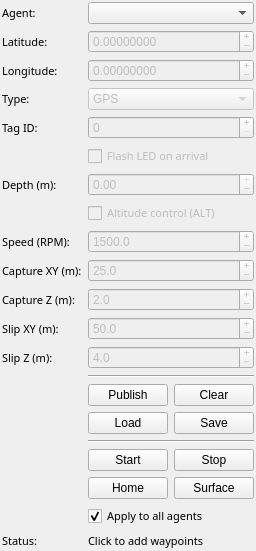
Old version of the form coug_mapviz/ui/coug_waypoints.ui in the repository cougars-auv/coug_mapviz.
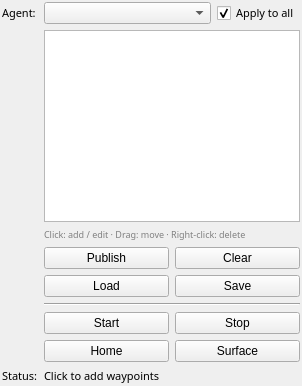
New version of the form.

Diff of the .ui file:
```diff
--- a/coug_mapviz/ui/coug_waypoints.ui
+++ b/coug_mapviz/ui/coug_waypoints.ui
@@ -47,409 +47,96 @@
           </property>
         </widget>
       </item>
-      <item row="0" column="1" colspan="3">
-        <widget class="QComboBox" name="agent_selector">
-          <property name="editable">
-            <bool>false</bool>
-          </property>
-        </widget>
-      </item>
-
-      <item row="1" column="0">
-        <widget class="QLabel" name="lat_label">
-          <property name="font">
-            <font>
-              <family>Sans Serif</family>
-              <pointsize>8</pointsize>
-            </font>
-          </property>
-          <property name="text">
-            <string>Latitude:</string>
-          </property>
-        </widget>
-      </item>
-      <item row="1" column="1" colspan="3">
-        <widget class="QDoubleSpinBox" name="lat_editor">
-          <property name="enabled">
-            <bool>false</bool>
-          </property>
-          <property name="decimals">
-            <number>8</number>
-          </property>
-          <property name="minimum">
-            <double>-90.0</double>
-          </property>
-          <property name="maximum">
-            <double>90.0</double>
-          </property>
-          <property name="singleStep">
-            <double>0.00001</double>
-          </property>
-          <property name="buttonSymbols">
-            <enum>QAbstractSpinBox::PlusMinus</enum>
-          </property>
-        </widget>
-      </item>
-
-      <item row="2" column="0">
-        <widget class="QLabel" name="lon_label">
-          <property name="font">
-            <font>
-              <family>Sans Serif</family>
-              <pointsize>8</pointsize>
-            </font>
-          </property>
-          <property name="text">
-            <string>Longitude:</string>
-          </property>
-        </widget>
-      </item>
-      <item row="2" column="1" colspan="3">
-        <widget class="QDoubleSpinBox" name="lon_editor">
-          <property name="enabled">
-            <bool>false</bool>
-          </property>
-          <property name="decimals">
-            <number>8</number>
-          </property>
-          <property name="minimum">
-            <double>-180.0</double>
-          </property>
-          <property name="maximum">
-            <double>180.0</double>
-          </property>
-          <property name="singleStep">
-            <double>0.00001</double>
-          </property>
-          <property name="buttonSymbols">
-            <enum>QAbstractSpinBox::PlusMinus</enum>
-          </property>
-        </widget>
-      </item>
-
-      <item row="3" column="0">
-        <widget class="QLabel" name="type_label">
-          <property name="font">
-            <font>
-              <family>Sans Serif</family>
-              <pointsize>8</pointsize>
-            </font>
-          </property>
-          <property name="text">
-            <string>Type:</string>
-          </property>
-        </widget>
-      </item>
-      <item row="3" column="1" colspan="3">
-        <widget class="QComboBox" name="type_selector">
-          <property name="enabled">
-            <bool>false</bool>
-          </property>
-          <property name="editable">
-            <bool>false</bool>
-          </property>
+      <item row="0" column="1">
+        <layout class="QHBoxLayout" name="horizontalLayout_agent">
           <item>
-            <property name="text">
-              <string>GPS</string>
-            </property>
+            <widget class="QComboBox" name="agent_selector">
+              <property name="sizePolicy">
+                <sizepolicy hsizetype="Expanding" vsizetype="Fixed">
+                  <horstretch>1</horstretch>
+                  <verstretch>0</verstretch>
+                </sizepolicy>
+              </property>
+              <property name="editable">
+                <bool>false</bool>
+              </property>
+            </widget>
           </item>
           <item>
-            <property name="text">
-              <string>ArUco</string>
-            </property>
+            <widget class="QCheckBox" name="apply_all">
+              <property name="font">
+                <font>
+                  <family>Sans Serif</family>
+                  <pointsize>8</pointsize>
+                </font>
+              </property>
+              <property name="text">
+                <string>Apply to all</string>
+              </property>
+              <property name="checked">
+                <bool>true</bool>
+              </property>
+            </widget>
           </item>
-        </widget>
+        </layout>
       </item>
 
-      <item row="4" column="0">
-        <widget class="QLabel" name="tag_label">
+      <item row="1" column="1">
+        <widget class="QListWidget" name="waypoint_list">
           <property name="font">
             <font>
               <family>Sans Serif</family>
               <pointsize>8</pointsize>
             </font>
           </property>
-          <property name="text">
-            <string>Tag ID:</string>
+          <property name="verticalScrollBarPolicy">
+            <enum>Qt::ScrollBarAlwaysOff</enum>
           </property>
-        </widget>
-      </item>
-      <item row="4" column="1" colspan="3">
-        <widget class="QSpinBox" name="tag_editor">
-          <property name="enabled">
-            <bool>false</bool>
+          <property name="styleSheet">
+            <string notr="true">QListWidget::item { padding: 2px 4px; }</string>
           </property>
-          <property name="minimum">
-            <number>0</number>
+          <property name="alternatingRowColors">
+            <bool>true</bool>
           </property>
-          <property name="maximum">
-            <number>65535</number>
+          <property name="dragDropMode">
+            <enum>QAbstractItemView::InternalMove</enum>
           </property>
-          <property name="buttonSymbols">
-            <enum>QAbstractSpinBox::PlusMinus</enum>
+          <property name="defaultDropAction">
+            <enum>Qt::MoveAction</enum>
           </property>
-        </widget>
-      </item>
-
-      <item row="5" column="1" colspan="3">
-        <widget class="QCheckBox" name="flash_toggle">
-          <property name="font">
-            <font>
-              <family>Sans Serif</family>
-              <pointsize>8</pointsize>
-            </font>
+          <property name="selectionMode">
+            <enum>QAbstractItemView::SingleSelection</enum>
           </property>
-          <property name="text">
-            <string>Flash LED on arrival</string>
-          </property>
-          <property name="enabled">
-            <bool>false</bool>
-          </property>
         </widget>
       </item>
 
-      <item row="6" column="0">
-        <widget class="QLabel" name="depth_label">
-          <property name="font">
-            <font>
-              <family>Sans Serif</family>
-              <pointsize>8</pointsize>
-            </font>
+      <item row="2" column="1">
+        <widget class="QLabel" name="hint">
+          <property name="sizePolicy">
+            <sizepolicy hsizetype="Ignored" vsizetype="Preferred">
+              <horstretch>0</horstretch>
+              <verstretch>0</verstretch>
+            </sizepolicy>
           </property>
-          <property name="text">
-            <string>Depth (m):</string>
-          </property>
-        </widget>
-      </item>
-      <item row="6" column="1" colspan="3">
-        <widget class="QDoubleSpinBox" name="depth_editor">
-          <property name="enabled">
-            <bool>false</bool>
-          </property>
-          <property name="decimals">
-            <number>2</number>
-          </property>
-          <property name="minimum">
-            <double>-9999.990000000000009</double>
-          </property>
-          <property name="maximum">
-            <double>0.0</double>
-          </property>
-          <property name="buttonSymbols">
-            <enum>QAbstractSpinBox::PlusMinus</enum>
-          </property>
-        </widget>
-      </item>
-
-      <item row="7" column="1" colspan="3">
-        <widget class="QCheckBox" name="altitude_mode">
           <property name="font">
             <font>
               <family>Sans Serif</family>
-              <pointsize>8</pointsize>
+              <pointsize>7</pointsize>
             </font>
           </property>
-          <property name="text">
-            <string>Altitude control (ALT)</string>
+          <property name="styleSheet">
+            <string notr="true">color: gray;</string>
           </property>
-          <property name="enabled">
-            <bool>false</bool>
-          </property>
-        </widget>
-      </item>
-
-      <item row="8" column="0">
-        <widget class="QLabel" name="speed_label">
-          <property name="font">
-            <font>
-              <family>Sans Serif</family>
-              <pointsize>8</pointsize>
-            </font>
-          </property>
           <property name="text">
-            <string>Speed (RPM):</string>
+            <string>Click: add / edit · Drag: move · Right-click: delete</string>
           </property>
-        </widget>
-      </item>
-      <item row="8" column="1" colspan="3">
-        <widget class="QDoubleSpinBox" name="speed_editor">
-          <property name="enabled">
-            <bool>false</bool>
+          <property name="wordWrap">
+            <bool>true</bool>
           </property>
-          <property name="decimals">
-            <number>1</number>
-          </property>
-          <property name="minimum">
-            <double>0.0</double>
-          </property>
-          <property name="maximum">
-            <double>1525.0</double>
-          </property>
-          <property name="value">
-            <double>1500.0</double>
-          </property>
-          <property name="buttonSymbols">
-            <enum>QAbstractSpinBox::PlusMinus</enum>
-          </property>
         </widget>
       </item>
 
-      <item row="9" column="0">
-        <widget class="QLabel" name="capture_radius_label">
-          <property name="font">
-            <font>
-              <family>Sans Serif</family>
-              <pointsize>8</pointsize>
-            </font>
-          </property>
-          <property name="text">
-            <string>Capture XY (m):</string>
-          </property>
-        </widget>
-      </item>
-      <item row="9" column="1" colspan="3">
-        <widget class="QDoubleSpinBox" name="capture_radius_editor">
-          <property name="enabled">
-            <bool>false</bool>
-          </property>
-          <property name="decimals">
-            <number>1</number>
-          </property>
-          <property name="minimum">
-            <double>0.1</double>
-          </property>
-          <property name="maximum">
-            <double>9999.990000000000009</double>
-          </property>
-          <property name="value">
-            <double>25.0</double>
-          </property>
-          <property name="buttonSymbols">
-            <enum>QAbstractSpinBox::PlusMinus</enum>
-          </property>
-        </widget>
-      </item>
-
-      <item row="10" column="0">
-        <widget class="QLabel" name="capture_radius_z_label">
-          <property name="font">
-            <font>
-              <family>Sans Serif</family>
-              <pointsize>8</pointsize>
-            </font>
-          </property>
-          <property name="text">
-            <string>Capture Z (m):</string>
-          </property>
-        </widget>
-      </item>
-      <item row="10" column="1" colspan="3">
-        <widget class="QDoubleSpinBox" name="capture_radius_z_editor">
-          <property name="enabled">
-            <bool>false</bool>
-          </property>
-          <property name="decimals">
-            <number>1</number>
-          </property>
-          <property name="minimum">
-            <double>0.1</double>
-          </property>
-          <property name="maximum">
-            <double>9999.990000000000009</double>
-          </property>
-          <property name="value">
-            <double>2.0</double>
-          </property>
-          <property name="buttonSymbols">
-            <enum>QAbstractSpinBox::PlusMinus</enum>
-          </property>
-        </widget>
-      </item>
-
-      <item row="11" column="0">
-        <widget class="QLabel" name="slip_radius_label">
-          <property name="font">
-            <font>
-              <family>Sans Serif</family>
-              <pointsize>8</pointsize>
-            </font>
-          </property>
-          <property name="text">
-            <string>Slip XY (m):</string>
-          </property>
-        </widget>
-      </item>
-      <item row="11" column="1" colspan="3">
-        <widget class="QDoubleSpinBox" name="slip_radius_editor">
-          <property name="enabled">
-            <bool>false</bool>
-          </property>
-          <property name="decimals">
-            <number>1</number>
-          </property>
-          <property name="minimum">
-            <double>0.1</double>
-          </property>
-          <property name="maximum">
-            <double>9999.990000000000009</double>
-          </property>
-          <property name="value">
-            <double>50.0</double>
-          </property>
-          <property name="buttonSymbols">
-            <enum>QAbstractSpinBox::PlusMinus</enum>
-          </property>
-        </widget>
-      </item>
-
-      <item row="12" column="0">
-        <widget class="QLabel" name="slip_radius_z_label">
-          <property name="font">
-            <font>
-              <family>Sans Serif</family>
-              <pointsize>8</pointsize>
-            </font>
-          </property>
-          <property name="text">
-            <string>Slip Z (m):</string>
-          </property>
-        </widget>
-      </item>
-      <item row="12" column="1" colspan="3">
-        <widget class="QDoubleSpinBox" name="slip_radius_z_editor">
-          <property name="enabled">
-            <bool>false</bool>
-          </property>
-          <property name="decimals">
-            <number>1</number>
-          </property>
-          <property name="minimum">
-            <double>0.1</double>
-          </property>
-          <property name="maximum">
-            <double>9999.990000000000009</double>
-          </property>
-          <property name="value">
-            <double>4.0</double>
-          </property>
-          <property name="buttonSymbols">
-            <enum>QAbstractSpinBox::PlusMinus</enum>
-          </property>
-        </widget>
-      </item>
-
-      <item row="13" column="1" colspan="3">
-        <widget class="QFrame" name="separator_top">
-          <property name="frameShape">
-            <enum>QFrame::HLine</enum>
-          </property>
-          <property name="frameShadow">
-            <enum>QFrame::Sunken</enum>
-          </property>
-        </widget>
-      </item>
-
-      <item row="14" column="1" colspan="3">
+      <item row="3" column="1">
         <layout class="QHBoxLayout" name="horizontalLayout_pub_clear">
           <item>
             <widget class="QPushButton" name="publish">
@@ -468,7 +155,7 @@
         </layout>
       </item>
 
-      <item row="15" column="1" colspan="3">
+      <item row="4" column="1">
         <layout class="QHBoxLayout" name="horizontalLayout_load_save">
           <item>
             <widget class="QPushButton" name="load">
@@ -487,7 +174,7 @@
         </layout>
       </item>
 
-      <item row="16" column="1" colspan="3">
+      <item row="5" column="1">
         <widget class="QFrame" name="separator">
           <property name="frameShape">
             <enum>QFrame::HLine</enum>
@@ -498,7 +185,7 @@
         </widget>
       </item>
 
-      <item row="17" column="1" colspan="3">
+      <item row="6" column="1">
         <layout class="QHBoxLayout" name="horizontalLayout_start_stop">
           <item>
             <widget class="QPushButton" name="start">
@@ -517,7 +204,7 @@
         </layout>
       </item>
 
-      <item row="18" column="1" colspan="3">
+      <item row="7" column="1">
         <layout class="QHBoxLayout" name="horizontalLayout_home_surface">
           <item>
             <widget class="QPushButton" name="home">
@@ -536,24 +223,7 @@
         </layout>
       </item>
 
-      <item row="19" column="1" colspan="3">
-        <widget class="QCheckBox" name="apply_all">
-          <property name="font">
-            <font>
-              <family>Sans Serif</family>
-              <pointsize>8</pointsize>
-            </font>
-          </property>
-          <property name="text">
-            <string>Apply to all agents</string>
-          </property>
-          <property name="checked">
-            <bool>true</bool>
-          </property>
-        </widget>
-      </item>
-
-      <item row="20" column="0">
+      <item row="8" column="0">
         <widget class="QLabel" name="status_label">
           <property name="font">
             <font>
@@ -569,7 +239,7 @@
           </property>
         </widget>
       </item>
-      <item row="20" column="1" colspan="3">
+      <item row="8" column="1">
         <widget class="QLabel" name="status">
           <property name="sizePolicy">
             <sizepolicy hsizetype="Ignored" vsizetype="Preferred">
```
